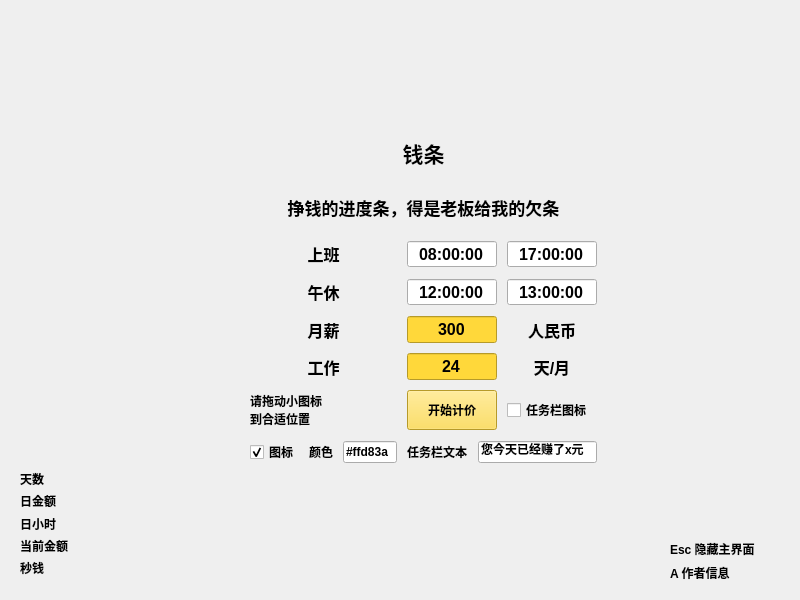
Before: the Qt Designer form moneyprogress.ui in wxydejoy/MoneyProgress_win, drawn with Qt 5.
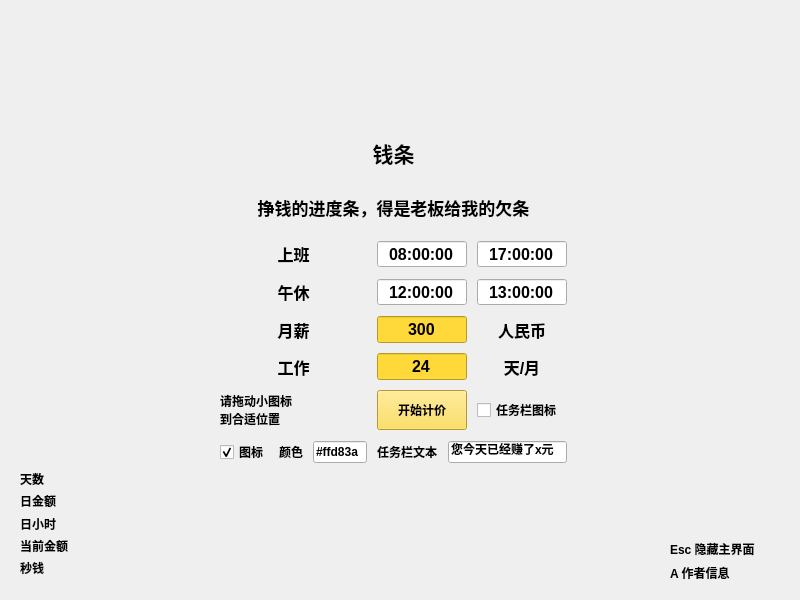
After: the same form once the commit is applied. Icons and pictures are not drawn.

```diff
--- a/moneyprogress.ui
+++ b/moneyprogress.ui
@@ -26,7 +26,7 @@
    <widget class="QWidget" name="gridLayoutWidget">
     <property name="geometry">
      <rect>
-      <x>250</x>
+      <x>220</x>
       <y>20</y>
       <width>347</width>
       <height>444</height>
```
